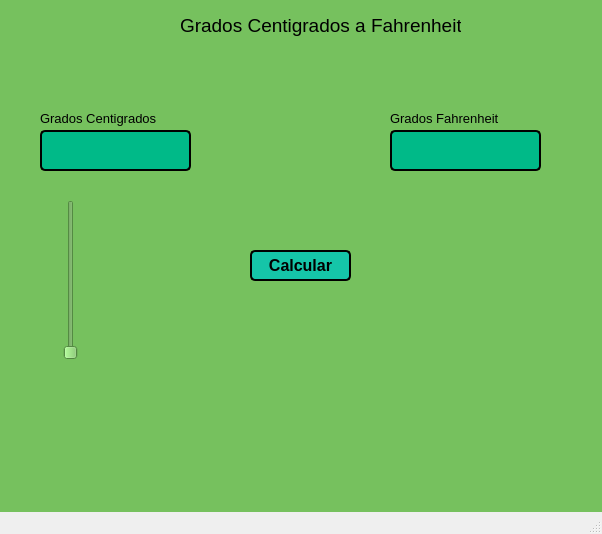
celineazs/PIP_2025_1_Eq3, file Unidad 2/Tarea Unidad 2/T01_Cambio de grados centigrados a Fahrenheit.ui: the form before one commit.
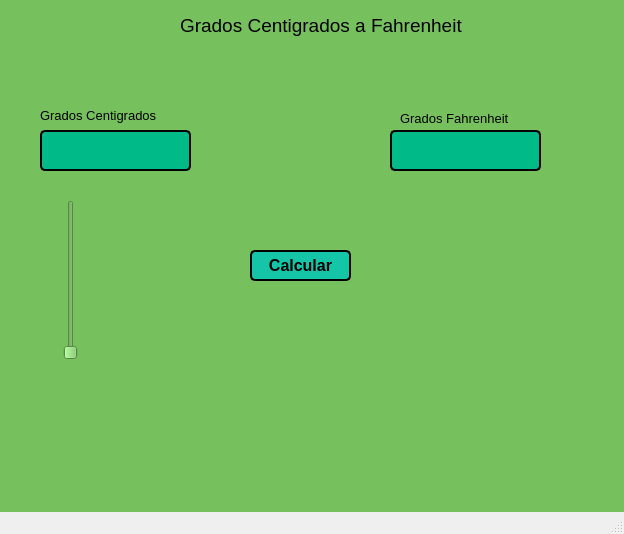
The form after the commit. Icons and pictures are not drawn.

Patch:
```diff
--- a/Unidad 2/Tarea Unidad 2/T01_Cambio de grados centigrados a Fahrenheit.ui
+++ b/Unidad 2/Tarea Unidad 2/T01_Cambio de grados centigrados a Fahrenheit.ui
@@ -6,7 +6,7 @@
    <rect>
     <x>0</x>
     <y>0</y>
-    <width>602</width>
+    <width>624</width>
     <height>534</height>
    </rect>
   </property>
@@ -25,7 +25,7 @@
      <rect>
       <x>180</x>
       <y>10</y>
-      <width>281</width>
+      <width>341</width>
       <height>31</height>
      </rect>
     </property>
@@ -78,9 +78,9 @@
     <property name="geometry">
      <rect>
       <x>40</x>
-      <y>110</y>
-      <width>121</width>
-      <height>16</height>
+      <y>105</y>
+      <width>151</width>
+      <height>21</height>
      </rect>
     </property>
     <property name="font">
@@ -95,9 +95,9 @@
    <widget class="QLabel" name="label_3">
     <property name="geometry">
      <rect>
-      <x>390</x>
+      <x>400</x>
       <y>110</y>
-      <width>111</width>
+      <width>151</width>
       <height>16</height>
      </rect>
     </property>
@@ -157,7 +157,7 @@
    <widget class="QLabel" name="label_6">
     <property name="geometry">
      <rect>
-      <x>480</x>
+      <x>510</x>
       <y>10</y>
       <width>101</width>
       <height>71</height>
```
Left out of the diff: 4 changed lines with no effect on the pictures.
